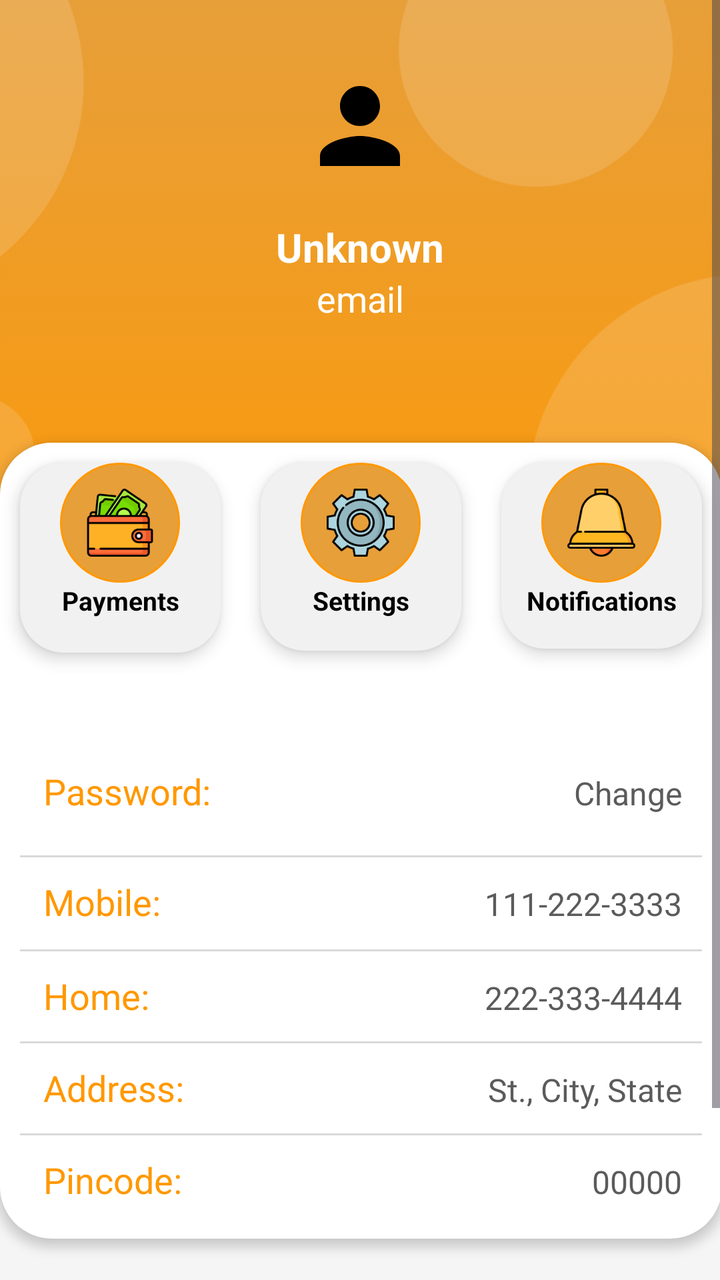
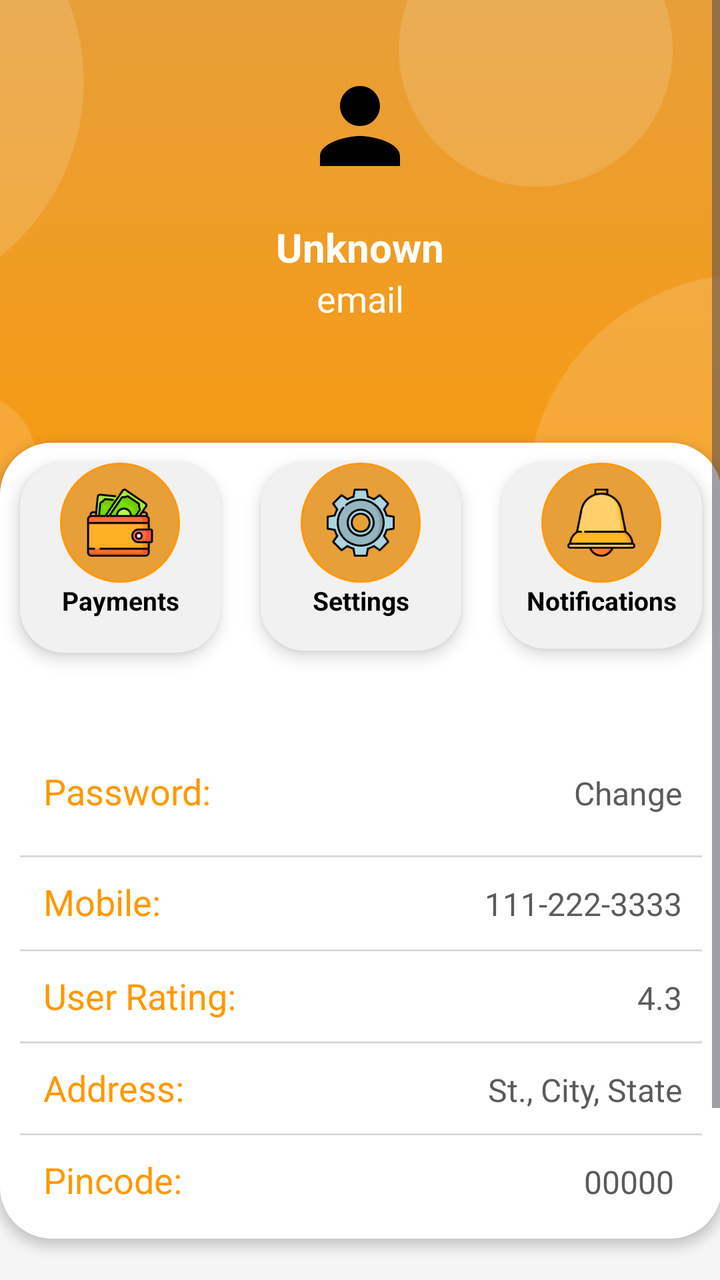

Two renders of the same Android screen: before a commit and after it. Below are the layout's source before the change and the commit's diff.
<!-- AndroidManifest.xml: application theme Theme.AndroidExample -->
<!-- res/layout/fragment_profile.xml -->
<?xml version="1.0" encoding="utf-8"?>
<androidx.constraintlayout.widget.ConstraintLayout xmlns:android="http://schemas.android.com/apk/res/android"
    xmlns:app="http://schemas.android.com/apk/res-auto"
    xmlns:tools="http://schemas.android.com/tools"
    android:id="@+id/relativeLayout"
    android:layout_width="match_parent"
    android:layout_height="match_parent"
    android:background="#F5F5F5"
    android:orientation="vertical"
    tools:context=".ProfileFragment">

    <ScrollView
        android:layout_width="match_parent"
        android:layout_height="match_parent">

        <LinearLayout
            android:layout_width="match_parent"
            android:layout_height="wrap_content"
            android:orientation="vertical">

            <androidx.constraintlayout.widget.ConstraintLayout
                android:layout_width="match_parent"
                android:layout_height="wrap_content">


                <androidx.constraintlayout.widget.ConstraintLayout
                    android:layout_width="match_parent"
                    android:layout_height="wrap_content"
                    app:layout_constraintEnd_toEndOf="parent"
                    app:layout_constraintStart_toStartOf="parent"
                    app:layout_constraintTop_toTopOf="parent">

                    <androidx.constraintlayout.widget.ConstraintLayout
                        android:id="@+id/constraintLayout"
                        android:layout_width="match_parent"
                        android:layout_height="360dp"
                        android:background="@drawable/top_background"
                        app:layout_constraintEnd_toEndOf="parent"
                        app:layout_constraintStart_toStartOf="parent"
                        app:layout_constraintTop_toTopOf="parent">

                    </androidx.constraintlayout.widget.ConstraintLayout>

                    <ImageView
                        android:id="@+id/imageView2"
                        android:layout_width="60dp"
                        android:layout_height="62dp"
                        android:layout_marginTop="32dp"
                        android:src="@drawable/baseline_person_24"
                        app:layout_constraintEnd_toEndOf="parent"
                        app:layout_constraintStart_toStartOf="parent"
                        app:layout_constraintTop_toTopOf="parent" />

                    <TextView
                        android:id="@+id/textView"
                        android:layout_width="wrap_content"
                        android:layout_height="wrap_content"
                        android:layout_marginTop="16dp"
                        android:text="@android:string/unknownName"
                        android:textColor="#ffffff"
                        android:textSize="20sp"
                        android:textStyle="bold"
                        app:layout_constraintEnd_toEndOf="@+id/imageView2"
                        app:layout_constraintStart_toStartOf="@+id/imageView2"
                        app:layout_constraintTop_toBottomOf="@+id/imageView2" />

                    <TextView
                        android:id="@+id/textView2"
                        android:layout_width="wrap_content"
                        android:layout_height="wrap_content"
                        android:text="email"
                        android:textColor="@color/white"
                        android:textSize="18sp"
                        app:layout_constraintEnd_toEndOf="@+id/textView"
                        app:layout_constraintStart_toStartOf="@+id/textView"
                        app:layout_constraintTop_toBottomOf="@+id/textView" />

                    <ImageView
                        android:id="@+id/imageView3"
                        android:layout_width="wrap_content"
                        android:layout_height="0dp"
                        android:scaleType="centerCrop"
                        android:src="@drawable/circles"
                        app:layout_constraintBottom_toBottomOf="@+id/constraintLayout"
                        app:layout_constraintStart_toStartOf="parent"
                        app:layout_constraintTop_toTopOf="parent" />

                    <LinearLayout
                        android:id="@+id/linearLayout"
                        android:layout_width="361dp"
                        android:layout_height="398dp"
                        android:layout_marginStart="24dp"
                        android:layout_marginTop="60dp"
                        android:layout_marginEnd="24dp"
                        android:layout_marginBottom="24dp"
                        android:background="@drawable/white_background"
                        android:elevation="3dp"
                        android:orientation="vertical"
                        android:paddingBottom="10dp"
                        app:layout_constraintBottom_toBottomOf="parent"
                        app:layout_constraintEnd_toEndOf="parent"
                        app:layout_constraintStart_toStartOf="parent"
                        app:layout_constraintTop_toBottomOf="@+id/textView2">

                        <LinearLayout
                            android:layout_width="match_parent"
                            android:layout_height="138dp"
                            android:orientation="horizontal">

                            <LinearLayout
                                android:layout_width="0dp"
                                android:layout_height="95dp"
                                android:layout_margin="10dp"
                                android:layout_weight="0.3333"
                                android:background="@drawable/grey_background"
                                android:elevation="5dp"
                                android:orientation="vertical">

                                <androidx.constraintlayout.widget.ConstraintLayout
                                    android:layout_width="60dp"
                                    android:layout_height="60dp"
                                    android:layout_gravity="center_horizontal"
                                    android:background="@drawable/circle_background">

                                    <ImageView
                                        android:id="@+id/imageViewPayments"
                                        android:layout_width="wrap_content"
                                        android:layout_height="wrap_content"
                                        android:src="@drawable/wallet"
                                        app:layout_constraintBottom_toBottomOf="parent"
                                        app:layout_constraintEnd_toEndOf="parent"
                                        app:layout_constraintStart_toStartOf="parent"
                                        app:layout_constraintTop_toTopOf="parent" />
                                </androidx.constraintlayout.widget.ConstraintLayout>

                                <TextView
                                    android:id="@+id/textView3"
                                    android:layout_width="match_parent"
                                    android:layout_height="wrap_content"
                                    android:layout_marginBottom="8dp"
                                    android:text="Payments"
                                    android:textAlignment="center"
                                    android:textColor="@color/black"
                                    android:textSize="13sp"
                                    android:textStyle="bold" />
                            </LinearLayout>

                            <LinearLayout
                                android:layout_width="0dp"
                                android:layout_height="94dp"
                                android:layout_margin="10dp"
                                android:layout_weight="0.3333"
                                android:background="@drawable/grey_background"
                                android:elevation="5dp"
                                android:orientation="vertical">

                                <androidx.constraintlayout.widget.ConstraintLayout
                                    android:layout_width="60dp"
                                    android:layout_height="60dp"
                                    android:layout_gravity="center_horizontal"
                                    android:background="@drawable/circle_background">

                                    <ImageView
                                        android:id="@+id/imageViewSettings"
                                        android:layout_width="wrap_content"
                                        android:layout_height="wrap_content"
                                        android:src="@drawable/settings"
                                        app:layout_constraintBottom_toBottomOf="parent"
                                        app:layout_constraintEnd_toEndOf="parent"
                                        app:layout_constraintStart_toStartOf="parent"
                                        app:layout_constraintTop_toTopOf="parent" />
                                </androidx.constraintlayout.widget.ConstraintLayout>

                                <TextView
                                    android:id="@+id/textView3"
                                    android:layout_width="match_parent"
                                    android:layout_height="wrap_content"
                                    android:layout_marginBottom="8dp"
                                    android:text="Settings"
                                    android:textAlignment="center"
                                    android:textColor="@color/black"
                                    android:textSize="13sp"
                                    android:textStyle="bold" />
                            </LinearLayout>

                            <LinearLayout
                                android:layout_width="0dp"
                                android:layout_height="93dp"
                                android:layout_margin="10dp"
                                android:layout_weight="0.3333"
                                android:background="@drawable/grey_background"
                                android:elevation="5dp"
                                android:orientation="vertical">

                                <androidx.constraintlayout.widget.ConstraintLayout
                                    android:layout_width="60dp"
                                    android:layout_height="60dp"
                                    android:layout_gravity="center_horizontal"
                                    android:background="@drawable/circle_background">

                                    <ImageView
                                        android:id="@+id/imageViewNotifications"
                                        android:layout_width="wrap_content"
                                        android:layout_height="wrap_content"
                                        android:src="@drawable/notification"
                                        app:layout_constraintBottom_toBottomOf="parent"
                                        app:layout_constraintEnd_toEndOf="parent"
                                        app:layout_constraintStart_toStartOf="parent"
                                        app:layout_constraintTop_toTopOf="parent" />
                                </androidx.constraintlayout.widget.ConstraintLayout>

                                <TextView
                                    android:id="@+id/textView3"
                                    android:layout_width="match_parent"
                                    android:layout_height="wrap_content"
                                    android:layout_marginBottom="8dp"
                                    android:text="Notifications"
                                    android:textAlignment="center"
                                    android:textColor="@color/black"
                                    android:textSize="13sp"
                                    android:textStyle="bold" />
                            </LinearLayout>

                        </LinearLayout>

                        <LinearLayout
                            android:layout_width="match_parent"
                            android:layout_height="wrap_content"
                            android:layout_marginTop="24dp"
                            android:layout_marginBottom="10dp"
                            android:orientation="horizontal">

                            <TextView
                                android:id="@+id/textView6"
                                android:layout_width="34dp"
                                android:layout_height="wrap_content"
                                android:layout_weight="1"
                                android:text="     Password:"
                                android:textColor="@color/orange"
                                android:textSize="18sp" />

                            <TextView
                                android:id="@+id/textView7"
                                android:layout_width="wrap_content"
                                android:layout_height="wrap_content"
                                android:layout_weight="1"
                                android:text="Change     "
                                android:textAlignment="viewEnd"
                                android:textColor="#5B5B5B"
                                android:textSize="16sp" />

                        </LinearLayout>

                        <View
                            android:id="@+id/view"
                            android:layout_width="wrap_content"
                            android:layout_height="1dp"
                            android:layout_margin="10dp"
                            android:background="#D9D9D9" />

                        <LinearLayout
                            android:layout_width="match_parent"
                            android:layout_height="26dp"
                            android:orientation="horizontal">

                            <TextView
                                android:id="@+id/textView6"
                                android:layout_width="34dp"
                                android:layout_height="wrap_content"
                                android:layout_weight="1"
                                android:text="     Mobile:"
                                android:textColor="@color/orange"
                                android:textSize="18sp" />

                            <TextView
                                android:id="@+id/textView7"
                                android:layout_width="wrap_content"
                                android:layout_height="wrap_content"
                                android:layout_weight="1"
                                android:text="111-222-3333     "
                                android:textAlignment="viewEnd"
                                android:textColor="#5B5B5B"
                                android:textSize="16sp" />

                        </LinearLayout>

                        <View
                            android:id="@+id/view4"
                            android:layout_width="match_parent"
                            android:layout_height="1dp"
                            android:layout_margin="10dp"
                            android:background="#D9D9D9" />

                        <LinearLayout
                            android:layout_width="match_parent"
                            android:layout_height="25dp"
                            android:orientation="horizontal">

                            <TextView
                                android:id="@+id/textView6"
                                android:layout_width="34dp"
                                android:layout_height="wrap_content"
                                android:layout_weight="1"
                                android:text="     Home:"
                                android:textColor="@color/orange"
                                android:textSize="18sp" />

                            <TextView
                                android:id="@+id/textView7"
                                android:layout_width="wrap_content"
                                android:layout_height="wrap_content"
                                android:layout_weight="1"
                                android:text="222-333-4444     "
                                android:textAlignment="viewEnd"
                                android:textColor="#5B5B5B"
                                android:textSize="16sp" />

                        </LinearLayout>

                        <View
                            android:id="@+id/view3"
                            android:layout_width="match_parent"
                            android:layout_height="1dp"
                            android:layout_margin="10dp"
                            android:background="#D9D9D9" />

                        <LinearLayout
                            android:layout_width="match_parent"
                            android:layout_height="25dp"
                            android:orientation="horizontal">

                            <TextView
                                android:id="@+id/textView6"
                                android:layout_width="34dp"
                                android:layout_height="wrap_content"
                                android:layout_weight="1"
                                android:text="     Address:"
                                android:textColor="@color/orange"
                                android:textSize="18sp" />

                            <TextView
                                android:id="@+id/textView7"
                                android:layout_width="wrap_content"
                                android:layout_height="wrap_content"
                                android:layout_weight="1"
                                android:text="St., City, State     "
                                android:textAlignment="viewEnd"
                                android:textColor="#5B5B5B"
                                android:textSize="16sp" />

                        </LinearLayout>

                        <View
                            android:id="@+id/view2"
                            android:layout_width="match_parent"
                            android:layout_height="1dp"
                            android:layout_margin="10dp"
                            android:background="#D9D9D9" />

                        <LinearLayout
                            android:layout_width="match_parent"
                            android:layout_height="wrap_content"
                            android:orientation="horizontal">

                            <TextView
                                android:id="@+id/textView6"
                                android:layout_width="34dp"
                                android:layout_height="wrap_content"
                                android:layout_weight="1"
                                android:text="     Pincode:"
                                android:textColor="@color/orange"
                                android:textSize="18sp" />

                            <TextView
                                android:id="@+id/textView7"
                                android:layout_width="wrap_content"
                                android:layout_height="wrap_content"
                                android:layout_weight="1"
                                android:text="00000     "
                                android:textAlignment="viewEnd"
                                android:textColor="#5B5B5B"
                                android:textSize="16sp" />

                        </LinearLayout>

                    </LinearLayout>
                </androidx.constraintlayout.widget.ConstraintLayout>

            </androidx.constraintlayout.widget.ConstraintLayout>

            <Button
                android:id="@+id/button2"
                android:layout_width="match_parent"
                android:layout_height="wrap_content"
                android:layout_margin="24dp"
                android:background="@color/tango"
                android:text="Edit Profile"
                android:textColor="@color/white"
                android:textSize="18sp"
                android:textStyle="bold" />

        </LinearLayout>
    </ScrollView>
</androidx.constraintlayout.widget.ConstraintLayout>
<!-- resources referenced by this layout -->
<resources>
  <color name="black">#FF000000</color>
  <color name="orange">#FF9800</color>
  <color name="tango">#E79F39</color>
  <color name="white">#FFFFFFFF</color>
  <!-- drawable baseline_person_24 (drawable) -->
  <vector xmlns:android="http://schemas.android.com/apk/res/android" android:height="24dp" android:tint="#000000" android:viewportHeight="24" android:viewportWidth="24" android:width="24dp">
        
      <path android:fillColor="@android:color/white" android:pathData="M12,12c2.21,0 4,-1.79 4,-4s-1.79,-4 -4,-4 -4,1.79 -4,4 1.79,4 4,4zM12,14c-2.67,0 -8,1.34 -8,4v2h16v-2c0,-2.66 -5.33,-4 -8,-4z"/>
      
  </vector>
  <!-- drawable circle_background (drawable) -->
  <?xml version="1.0" encoding="utf-8"?>
  <selector xmlns:android="http://schemas.android.com/apk/res/android">
  <item>
      <shape android:shape="oval">
          <solid android:color="@color/tango"/>
          <stroke android:color="@color/orange" android:width="1dp"/>
      </shape>
  </item>
  </selector>
  <!-- drawable circles: png bitmap (drawable-hdpi, 14389 bytes) -->
  <!-- drawable grey_background (drawable) -->
  <?xml version="1.0" encoding="utf-8"?>
  <selector xmlns:android="http://schemas.android.com/apk/res/android">
  <item>
      <shape android:shape="rectangle">
          <solid android:color="#F1F1F1"/>
          <corners android:radius="22dp"/>
      </shape>
  </item>
  </selector>
  <!-- drawable notification: png bitmap (drawable-hdpi, 2376 bytes) -->
  <!-- drawable settings: png bitmap (drawable-hdpi, 4682 bytes) -->
  <!-- drawable top_background (drawable) -->
  <?xml version="1.0" encoding="utf-8"?>
  <selector xmlns:android="http://schemas.android.com/apk/res/android">
  <item>
      <shape android:shape="rectangle">
          <gradient android:startColor="@color/tango" android:endColor="@color/orange" android:angle="270"/>
  
  <corners android:bottomRightRadius="30dp" android:bottomLeftRadius="30dp"/>
  
      </shape>
  </item>
  </selector>
  <!-- drawable wallet: png bitmap (drawable-hdpi, 3338 bytes) -->
  <!-- drawable white_background (drawable) -->
  <?xml version="1.0" encoding="utf-8"?>
  <selector xmlns:android="http://schemas.android.com/apk/res/android">
  <item>
      <shape android:shape="rectangle">
          <solid android:color="#ffffff"/>
  
          <corners android:radius="26dp"/>
  
      </shape>
  </item>
  </selector>
  <style name="Theme.AndroidExample" parent="Base.Theme.AndroidExample" />
  <style name="Base.Theme.AndroidExample" parent="Theme.Material3.DayNight.NoActionBar">
          
          
      </style>
</resources>

<!-- the commit's change to res/layout/fragment_profile.xml (unified diff, before → after) -->
@@ -273,14 +273,13 @@
                                 android:textSize="18sp" />
 
                             <TextView
-                                android:id="@+id/textView7"
+                                android:id="@+id/textViewMobileValue"
                                 android:layout_width="wrap_content"
                                 android:layout_height="wrap_content"
-                                android:layout_weight="1"
                                 android:text="111-222-3333     "
-                                android:textAlignment="viewEnd"
                                 android:textColor="#5B5B5B"
-                                android:textSize="16sp" />
+                                android:textSize="16sp"
+                                android:textAlignment="viewEnd" />
 
                         </LinearLayout>
 
@@ -301,19 +300,18 @@
                                 android:layout_width="34dp"
                                 android:layout_height="wrap_content"
                                 android:layout_weight="1"
-                                android:text="     Home:"
+                                android:text="     User Rating:"
                                 android:textColor="@color/orange"
                                 android:textSize="18sp" />
 
                             <TextView
-                                android:id="@+id/textView7"
+                                android:id="@+id/textViewHomeValue"
                                 android:layout_width="wrap_content"
                                 android:layout_height="wrap_content"
-                                android:layout_weight="1"
-                                android:text="222-333-4444     "
-                                android:textAlignment="viewEnd"
+                                android:text="4.3     "
                                 android:textColor="#5B5B5B"
-                                android:textSize="16sp" />
+                                android:textSize="16sp"
+                                android:textAlignment="viewEnd" />
 
                         </LinearLayout>
 
@@ -339,14 +337,13 @@
                                 android:textSize="18sp" />
 
                             <TextView
-                                android:id="@+id/textView7"
+                                android:id="@+id/textViewAddressValue"
                                 android:layout_width="wrap_content"
                                 android:layout_height="wrap_content"
-                                android:layout_weight="1"
                                 android:text="St., City, State     "
-                                android:textAlignment="viewEnd"
                                 android:textColor="#5B5B5B"
-                                android:textSize="16sp" />
+                                android:textSize="16sp"
+                                android:textAlignment="viewEnd" />
 
                         </LinearLayout>
 
@@ -372,14 +369,13 @@
                                 android:textSize="18sp" />
 
                             <TextView
-                                android:id="@+id/textView7"
+                                android:id="@+id/textViewPincodeValue"
                                 android:layout_width="wrap_content"
                                 android:layout_height="wrap_content"
-                                android:layout_weight="1"
-                                android:text="00000     "
-                                android:textAlignment="viewEnd"
+                                android:text="00000      "
                                 android:textColor="#5B5B5B"
-                                android:textSize="16sp" />
+                                android:textSize="16sp"
+                                android:textAlignment="viewEnd" />
 
                         </LinearLayout>
 
